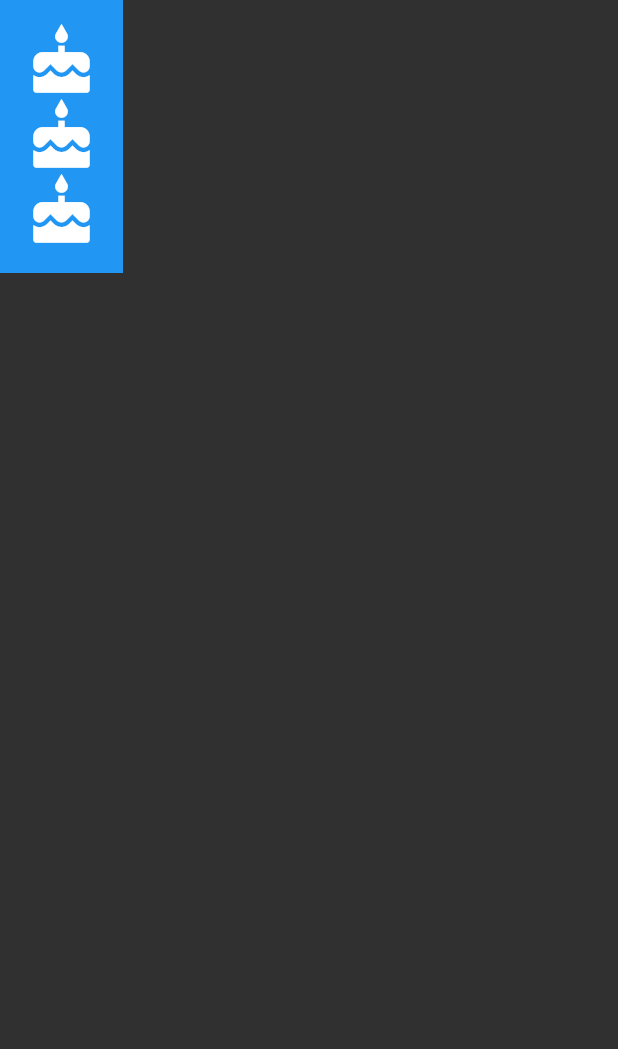
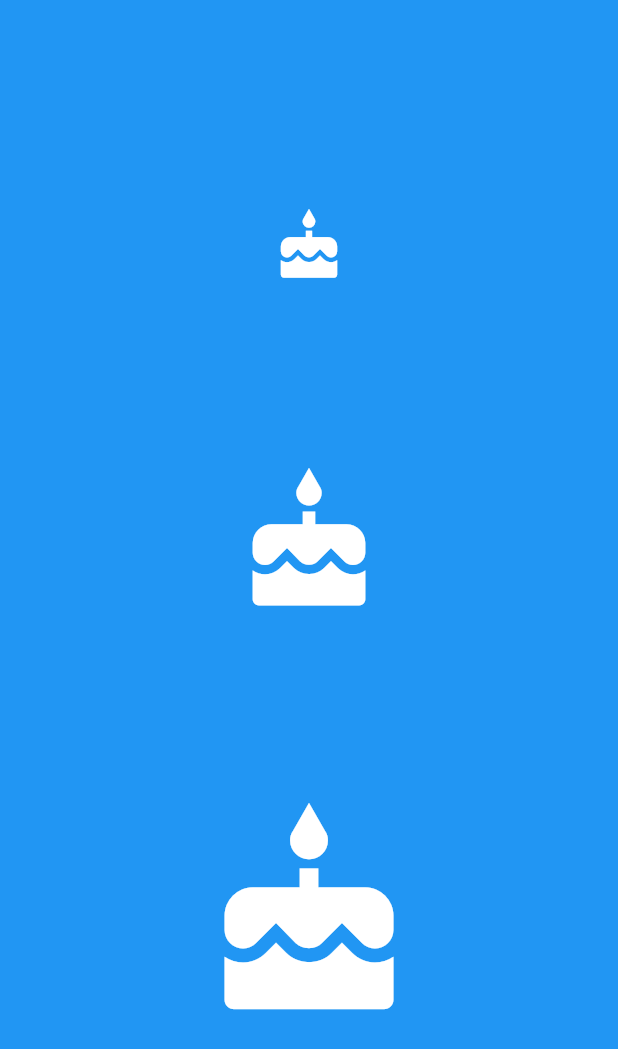
Before and after one commit to Czapelxd/flutter_test_app, a Flutter app: the screen it shows after launch, on a phone screen of 412 x 824 dp. Shown: the top 1049 px of the screen. Run offline on Flutter 3.47's test engine with Material 2 defaults, Android fonts, the phone set to English and light mode, and no system bars.

Commit message:
crossAxisAlignmet.stretch take whole avaible space

```diff
--- a/lib/main.dart
+++ b/lib/main.dart
@@ -15,11 +15,12 @@ class MyApp extends StatelessWidget {
         color: Colors.blue,
         padding: EdgeInsets.all(16),
         child: Column(
-          mainAxisSize: MainAxisSize.min,
+          mainAxisAlignment: MainAxisAlignment.spaceEvenly,
+          crossAxisAlignment: CrossAxisAlignment.stretch,
           children: <Widget>[
             Icon(Icons.cake, color: Colors.white, size: 50,),
-            Icon(Icons.cake, color: Colors.white, size: 50,),
-            Icon(Icons.cake, color: Colors.white, size: 50,),
+            Icon(Icons.cake, color: Colors.white, size: 100,),
+            Icon(Icons.cake, color: Colors.white, size: 150,),
           ],
         )
       ),
```
